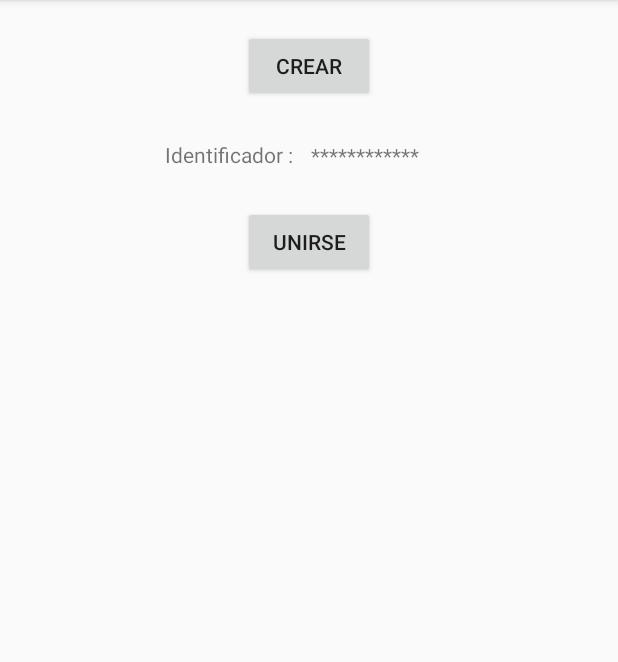
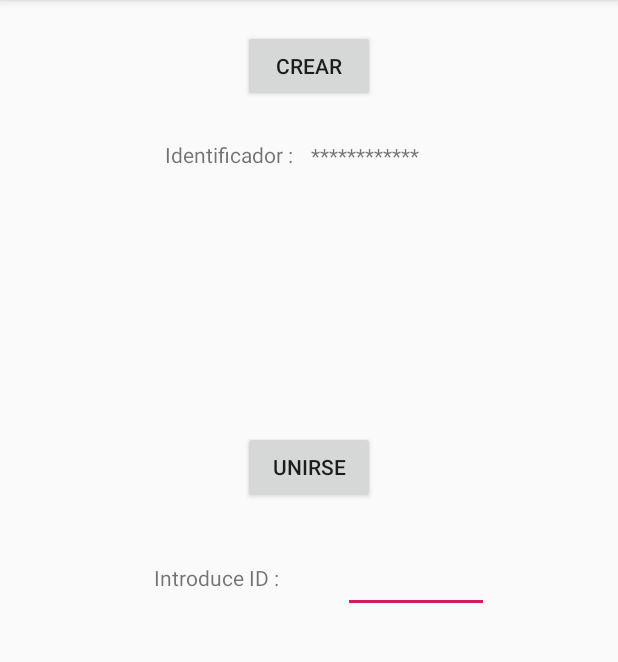
Before and after one commit to davidFernandez99/BetweenOpposites, an Android app: the PantallaDosJugadores screen opened directly, with no data from a screen before it, on a phone screen of 412 x 824 dp, the part 84-746 px from its top. Run offline under Robolectric (Android 15) with nearby library versions, the phone set to English and light mode, and no system bars.

Commit message:
#5 Creación de los objetos necesarios para unires a una partida.
Signed-off-by: Óscar Jiménez <ojimenmu@gmail.com>

```diff
--- a/app/src/main/res/layout/activity_pantalla_dos_jugadores.xml
+++ b/app/src/main/res/layout/activity_pantalla_dos_jugadores.xml
@@ -10,11 +10,13 @@
         android:layout_gravity="center"
         android:gravity="center|top"
         android:padding="20dp"
->
+        android:id="@+id/linearLayout">
     <Button android:layout_width="wrap_content" android:layout_height="wrap_content"
             android:id="@+id/dosJ_btnCrearPartida"
             android:text="@string/dosJ_txt_btnCrearPartida"
             android:gravity="center"
+
+
     />
 
     <android.support.constraint.ConstraintLayout
@@ -23,10 +25,14 @@
             android:padding="10dp"
             android:theme="@android:style/Animation.Dialog"
             android:layout_gravity="center"
-            android:gravity="left"
+            android:gravity="start"
             android:orientation="horizontal"
+
             android:backgroundTint="@android:color/darker_gray"
     >
+        <!-- Ponemos la visibilidad en gone inicialmente cuando se entra a esta pantalla,
+             onCLick del boton crear su visibilidad se activarà de nuevo-->
+
         <TextView android:layout_width="wrap_content" android:layout_height="wrap_content"
                   android:id="@+id/id_tag_dosJ"
                   android:text="@string/ID_dosJ"
@@ -37,7 +43,7 @@
         />
         <TextView android:layout_width="wrap_content" android:layout_height="wrap_content"
                   android:id="@+id/dar_id_dosJ"
-                  android:text="@string/dar_id"
+                  android:text="@string/damos_ID"
                   app:layout_constraintBottom_toBottomOf="parent"
                   android:layout_marginBottom="14dp" app:layout_constraintTop_toTopOf="parent"
                   android:layout_marginTop="16dp" app:layout_constraintStart_toEndOf="@+id/id_tag_dosJ"
@@ -49,6 +55,45 @@
             android:id="@+id/dosJ_btnUnirsePartida"
             android:text="@string/dosJ_txt_btnUnirsePartida"
             android:gravity="center"
+
+            android:layout_marginTop="150dp"
     />
 
+    <android.support.constraint.ConstraintLayout
+            android:layout_width="match_parent" android:layout_height="wrap_content"
+            android:id="@+id/dosJ_layoutUnirsePartida"
+            android:padding="10dp"
+            android:theme="@android:style/Animation.Dialog"
+            android:layout_gravity="center"
+            android:gravity="start"
+            android:orientation="horizontal"
+
+            android:backgroundTint="@android:color/darker_gray"
+    >
+        <!-- Ponemos la visibilidad en gone inicialmente cuando se entra a esta pantalla,
+         onCLick del boton crear su visibilidad se activarà de nuevo-->
+
+        <TextView android:layout_width="wrap_content" android:layout_height="wrap_content"
+                  android:id="@+id/idUnirse_tag_dosJ"
+                  android:text="@string/intro_ID_dosJ"
+
+                  app:layout_constraintTop_toTopOf="parent"
+                  android:layout_marginTop="28dp" app:layout_constraintBottom_toBottomOf="parent"
+                  android:layout_marginBottom="16dp" app:layout_constraintVertical_bias="0.2"
+                  app:layout_constraintStart_toStartOf="parent" android:layout_marginStart="86dp"
+                  app:layout_constraintEnd_toStartOf="@+id/poner_id_dosJ" android:layout_marginEnd="23dp"/>
+
+        <EditText android:layout_width="97dp" android:layout_height="wrap_content"
+                  android:id="@+id/poner_id_dosJ"
+
+                  android:autofillHints="@string/damos_ID"
+
+                  app:layout_constraintTop_toTopOf="parent"
+                  android:layout_marginTop="18dp" app:layout_constraintBottom_toBottomOf="parent"
+                  android:layout_marginBottom="10dp" app:layout_constraintVertical_bias="0.3"
+                  app:layout_constraintEnd_toEndOf="parent" android:layout_marginEnd="70dp"
+                  app:layout_constraintStart_toEndOf="@+id/idUnirse_tag_dosJ" android:layout_marginStart="19dp"/>
+
+    </android.support.constraint.ConstraintLayout>
+
 </LinearLayout>
--- a/app/src/main/res/values/strings.xml
+++ b/app/src/main/res/values/strings.xml
@@ -6,5 +6,6 @@
     <string name="dosJ_txt_btnCrearPartida">Crear</string>
     <string name="dosJ_txt_btnUnirsePartida">Unirse</string>
     <string name="ID_dosJ">Identificador :</string>
-    <string name="dar_id">************</string>
+    <string name="damos_ID">************</string>
+    <string name="intro_ID_dosJ">Introduce ID :</string>
 </resources>
```
